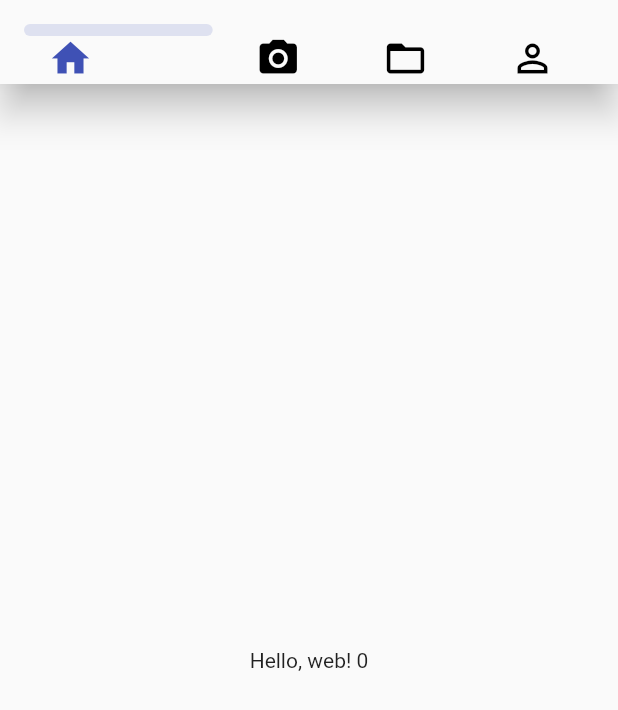
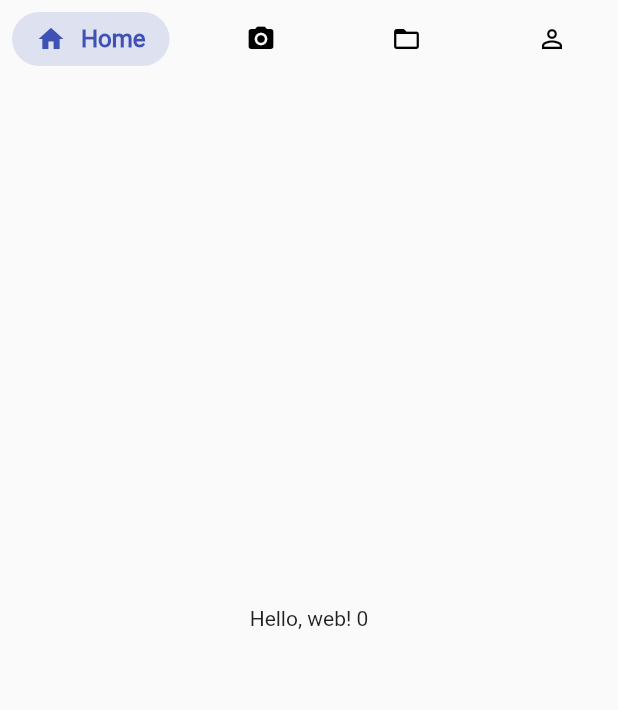
Before and after one commit to howardt12345/flutter-web-test, a Flutter app: the screen it shows after launch, on a phone screen of 412 x 824 dp. Shown: the top 710 px of the screen. Run offline on Flutter 3.47's test engine with Material 2 defaults, Android fonts, the phone set to English and light mode, and no system bars.

Commit message:
Testing animated tab bar

```diff
--- a/lib/ui/animated_tab_bar/animated_tab_bar.dart
+++ b/lib/ui/animated_tab_bar/animated_tab_bar.dart
@@ -24,19 +24,11 @@ class _AnimatedTabBarState extends State<AnimatedTabBar>
   @override
   Widget build(BuildContext context) {
     return Material(
-      elevation: 10.0,
-      child: Padding(
-        padding: const EdgeInsets.only(
-          bottom: 32.0,
-          top: 16.0,
-          left: 16.0,
-          right: 16.0,
-        ),
-        child: Row(
-          mainAxisSize: MainAxisSize.max,
-          mainAxisAlignment: MainAxisAlignment.spaceBetween,
-          children: _buildBarItems(),
-        ),
+      elevation: 0,
+      child: Row(
+        mainAxisSize: MainAxisSize.max,
+        mainAxisAlignment: MainAxisAlignment.spaceBetween,
+        children: _buildBarItems(),
       ),
     );
   }
--- a/lib/ui/home.dart
+++ b/lib/ui/home.dart
@@ -63,22 +63,30 @@ class _HomeState extends State<Home> with SingleTickerProviderStateMixin {
 
   _buildVerticalLayout() {
     return Scaffold(
-      appBar: PreferredSize(
+
+      body: SafeArea(
+        child: Stack(
+          children: <Widget>[
+            Container(
+              padding: EdgeInsets.symmetric(
+                vertical: 8.0,
+                horizontal: 8.0,
+              ),
               child: AnimatedTabBar(
                 barItems: widget.barItems,
                 animationDuration: const Duration(milliseconds: 150),
-          barStyle: BarStyle(fontSize: 20.0, iconSize: 30.0),
+                barStyle: BarStyle(fontSize: 16.0, iconSize: 20.0),
                 onBarTap: (index) {
                   setState(() {
                     selectedBarIndex = index;
                   });
-          },
+                }
               ),
-        preferredSize: new Size.fromHeight(56.0)
             ),
-      body: Container(
-        child: Center(
+            Center(
               child: Text("Hello, web! $selectedBarIndex"),
+            ),
+          ],
         ),
       ),
     );
```
Also changed, not shown: 2 other files. Lines whose indentation alone changed are shown as unchanged.
